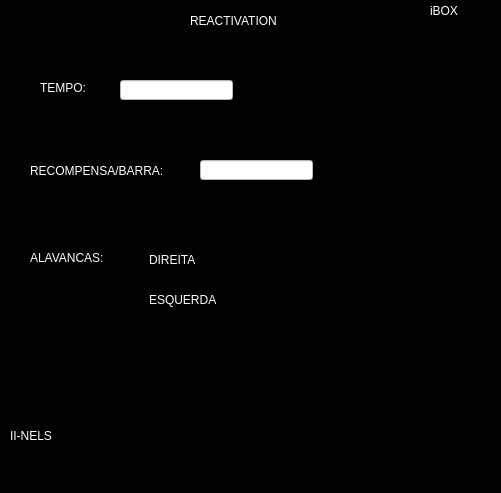
Above: interface PyQT/reactivation.ui from iinels-pes-001/caixa-comportamental-ramon before the change. Below: the same form after it.
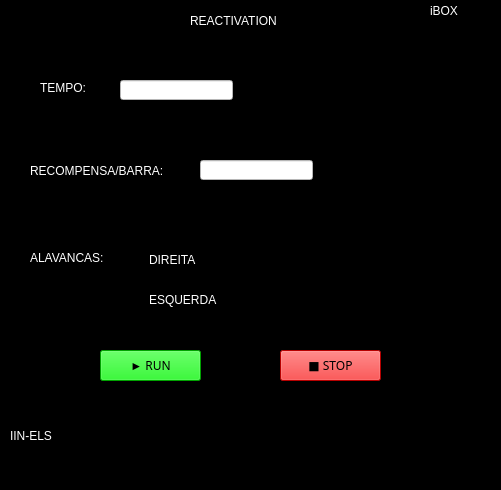
That is the form after the change.

```diff
--- a/interface PyQT/reactivation.ui
+++ b/interface PyQT/reactivation.ui
@@ -7,7 +7,7 @@
     <x>0</x>
     <y>0</y>
     <width>501</width>
-    <height>493</height>
+    <height>490</height>
    </rect>
   </property>
   <property name="windowTitle">
@@ -66,7 +66,7 @@
 color: rgb(255, 255, 255);</string>
     </property>
     <property name="text">
-     <string>II-NELS</string>
+     <string>IIN-ELS</string>
     </property>
    </widget>
    <widget class="QLabel" name="label_2">
@@ -186,6 +186,59 @@
      <string/>
     </property>
    </widget>
+   <widget class="QPushButton" name="routineStartTime">
+    <property name="geometry">
+     <rect>
+      <x>100</x>
+      <y>350</y>
+      <width>101</width>
+      <height>31</height>
+     </rect>
+    </property>
+    <property name="font">
+     <font>
+      <family>Arial Black</family>
+      <pointsize>9</pointsize>
+      <weight>10</weight>
+      <italic>false</italic>
+      <bold>false</bold>
+     </font>
+    </property>
+    <property name="styleSheet">
+     <string notr="true">background-color: rgb(0, 227, 0);
+font: 87 9pt &quot;Arial Black&quot;;
+color: rgb(0, 0, 0);</string>
+    </property>
+    <property name="text">
+     <string>► RUN</string>
+    </property>
+   </widget>
+   <widget class="QPushButton" name="routineStopTime">
+    <property name="geometry">
+     <rect>
+      <x>280</x>
+      <y>350</y>
+      <width>101</width>
+      <height>31</height>
+     </rect>
+    </property>
+    <property name="font">
+     <font>
+      <family>Arial Black</family>
+      <pointsize>9</pointsize>
+      <weight>50</weight>
+      <italic>false</italic>
+      <bold>false</bold>
+     </font>
+    </property>
+    <property name="styleSheet">
+     <string notr="true">background-color: rgb(255, 0, 0);
+color: rgb(0, 0, 0);</string>
+    </property>
+    <property name="text">
+     <string>■ STOP</string>
+    </property>
+   </widget>
   </widget>
   <widget class="QMenuBar" name="menubar">
    <property name="geometry">
```
Left out of the diff: 8 changed lines with no effect on the pictures.
